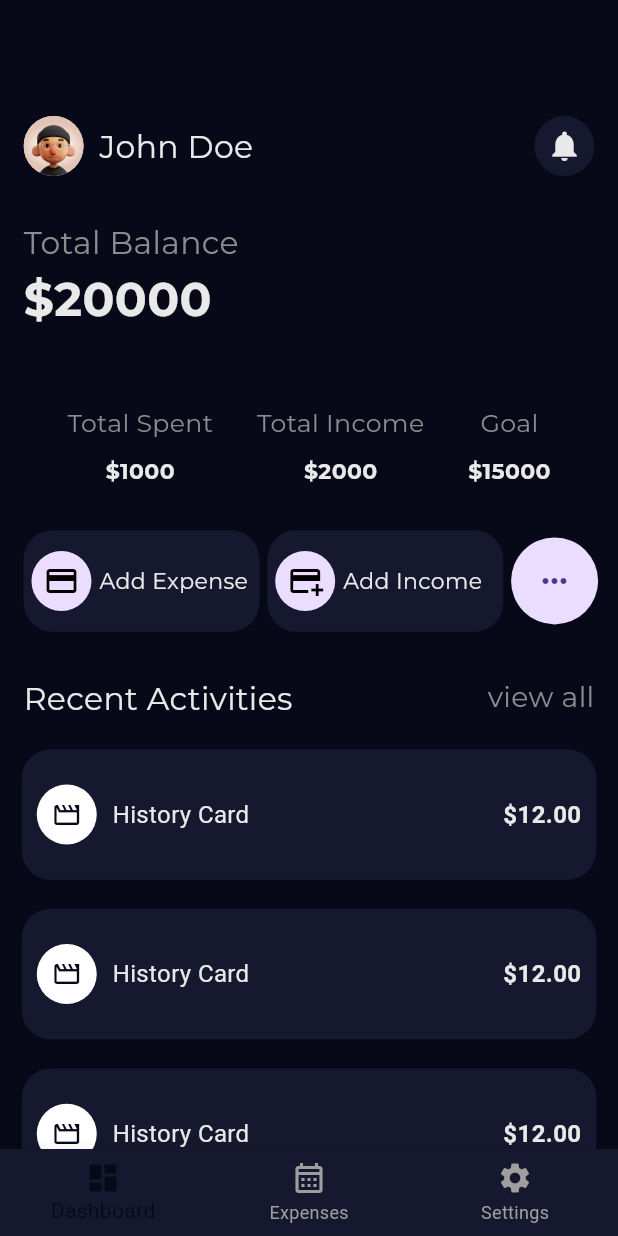
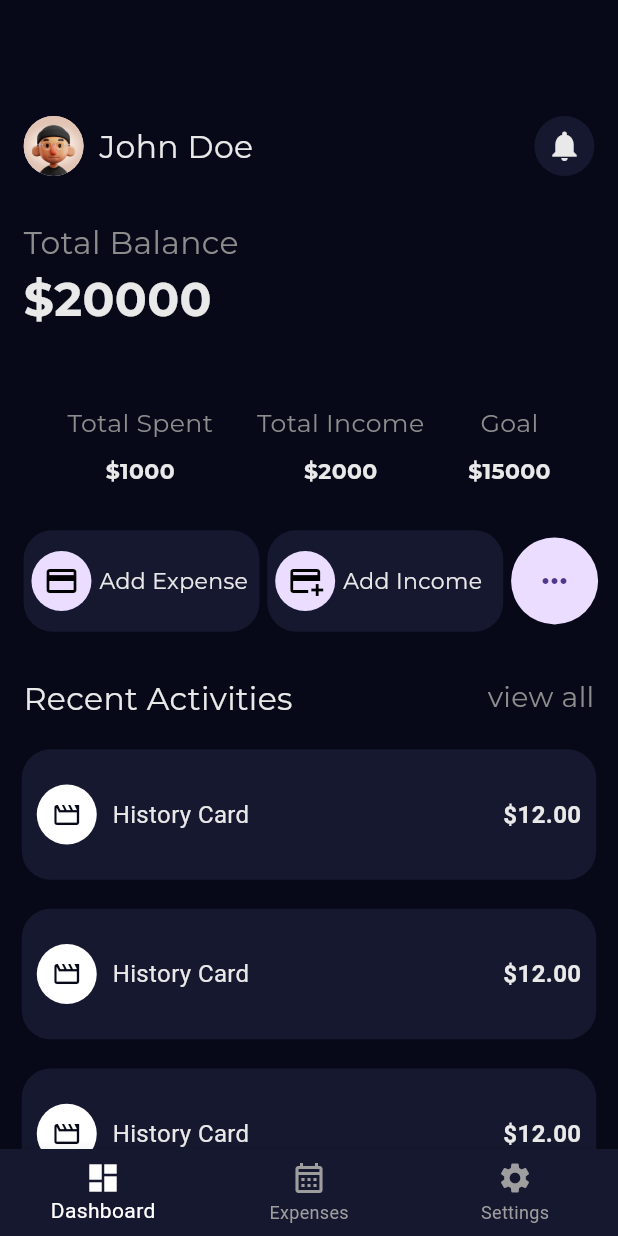
Before and after one commit to Usmandankama/BudgetMate, a Flutter app: the HomeShell screen opened directly, on a phone screen of 412 x 824 dp. Run offline on Flutter 3.47's test engine with Material 3 defaults, Android fonts, the phone set to English and light mode, and no system bars; our stand-ins replace flutter_screenutil, smooth_page_indicator, table_calendar; Roboto replaces fonts that are missing (Poppins); project files that could hold a hidden picture were left out.

Commit message:
Update home_shell.dart

```diff
--- a/lib/screens/home/home_shell.dart
+++ b/lib/screens/home/home_shell.dart
@@ -41,8 +41,8 @@ class _HomeShellState extends State<HomeShell> {
       currentIndex: _selectedIndex,
       onTap: _onItemTapped,
       backgroundColor: AppColors.accentColor,
-      selectedItemColor: AppColors.primaryColor,
-      unselectedItemColor: Colors.grey,
+      selectedItemColor: Colors.white,
+      unselectedItemColor: Colors.grey[500],
       showSelectedLabels: true,
       showUnselectedLabels: true,
       type: BottomNavigationBarType.fixed,
```
